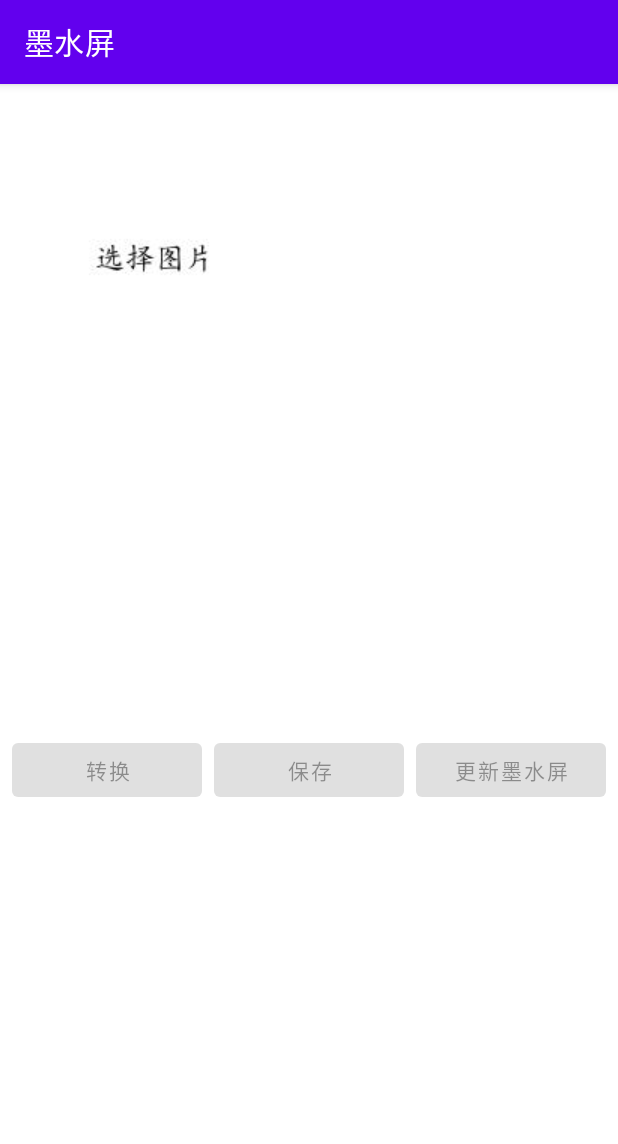
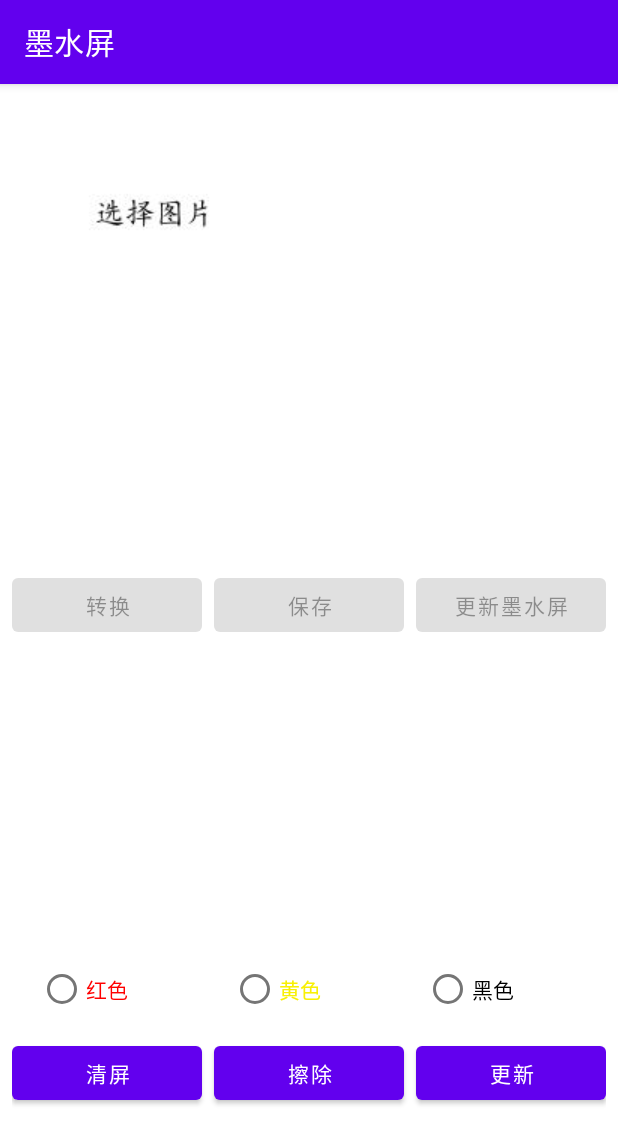
Before and after one commit to wei-ruitong/Epaper_android, an Android app: the screen it shows after launch (MainActivity), on a phone screen of 412 x 824 dp. Shown: the top 1144 px of the screen. Run offline under Robolectric (Android 15) with nearby library versions, the phone set to English and light mode, and no system bars; libraries missing offline, so code that uses them is left out: org.eclipse.paho, org.opencv.android, org.opencv.core, org.opencv.imgproc; 10 statements that could not run were skipped.

Commit message:
second commit

```diff
--- a/app/src/main/java/com/example/opencv_port/MainActivity.java
+++ b/app/src/main/java/com/example/opencv_port/MainActivity.java
@@ -40,10 +40,11 @@ import java.io.FileOutputStream;
 import java.io.IOException;
 
 public class MainActivity extends AppCompatActivity implements View.OnClickListener {
+//    TODO： 声明控件
     private Button convert_btn,update_btn,save_btn;
     private ImageButton imageButton;
     private static final String TAG = "MainActivity";
-    private ImageView imageView,imageView2,imageView3;
+    private ImageView imageView,imageView2,imageView3,imageView_cavas;
     private myMqtt mqtt;
     public static final int REQUEST_CODE_CHOOSE_IMAGE = 1;
     public static final int REQUEST_CODE_CROP_IMAGE = 2;
@@ -68,6 +69,7 @@ public class MainActivity extends AppCompatActivity implements View.OnClickListe
     }
     private void initComponent()
     {
+//        TODO :绑定控件
         convert_btn =findViewById((R.id.convert_btn));
         update_btn = findViewById(R.id.update_btn);
         save_btn = findViewById(R.id.save_btn);
@@ -75,6 +77,7 @@ public class MainActivity extends AppCompatActivity implements View.OnClickListe
         imageView =findViewById(R.id.imageview);
         imageView2 =findViewById(R.id.imageview2);
         imageView3 =findViewById(R.id.imageview3);
+        imageView_cavas = findViewById(R.id.cavas);
 
     }
     public void requestAllPower() {
--- a/app/src/main/res/layout/activity_main.xml
+++ b/app/src/main/res/layout/activity_main.xml
@@ -6,45 +6,45 @@
     android:layout_height="match_parent"
     tools:context=".MainActivity">
 <LinearLayout
-    android:layout_marginTop="15dp"
+    android:layout_marginTop="10dp"
     android:layout_width="match_parent"
     android:layout_height="match_parent"
     android:orientation="vertical">
 
     <LinearLayout
         android:layout_width="match_parent"
-        android:layout_height="200dp"
+        android:layout_height="150dp"
         android:orientation="horizontal">
         <ImageButton
             android:id="@+id/imageButton"
             android:layout_width="0dp"
             android:layout_weight="1"
             android:src="@drawable/b"
-            android:layout_height="200dp"
+            android:layout_height="150dp"
             />
         <ImageView
             android:id="@+id/imageview"
             android:layout_width="0dp"
             android:layout_weight="1"
-            android:layout_height="200dp"
+            android:layout_height="150dp"
            />
     </LinearLayout>
     <LinearLayout
-        android:layout_marginTop="10dp"
+        android:layout_marginTop="5dp"
         android:layout_width="match_parent"
-        android:layout_height="200dp"
+        android:layout_height="150dp"
         android:orientation="horizontal">
         <ImageView
             android:id="@+id/imageview2"
             android:layout_width="0dp"
             android:layout_weight="1"
-            android:layout_height="200dp"
+            android:layout_height="150dp"
             />
         <ImageView
             android:id="@+id/imageview3"
             android:layout_width="0dp"
             android:layout_weight="1"
-            android:layout_height="200dp"
+            android:layout_height="150dp"
             />
     </LinearLayout>
 <LinearLayout
@@ -81,10 +81,63 @@
         android:enabled="false"
         />
 </LinearLayout>
-
-
-
+<ImageView
+    android:id="@+id/cavas"
+    android:layout_width="match_parent"
+    android:layout_height="200dp"/>
+    <RadioGroup
+        android:layout_marginLeft="25dp"
+        android:layout_width="match_parent"
+        android:layout_height="wrap_content"
+        android:orientation="horizontal">
+<RadioButton
+    android:id="@+id/red_radio"
+    android:layout_width="0dp"
+    android:layout_weight="1"
+    android:layout_height="wrap_content"
+    android:text="红色"
+    android:textColor="#ff0000"/>
+<RadioButton
+    android:id="@+id/yellow_radio"
+    android:layout_width="0dp"
+    android:layout_weight="1"
+    android:layout_height="wrap_content"
+    android:text="黄色"
+    android:textColor="#f8f004"/>
+<RadioButton
+    android:id="@+id/black_radio"
+    android:layout_width="0dp"
+    android:layout_weight="1"
+    android:layout_height="wrap_content"
+    android:text="黑色"
+    android:textColor="#000000"/>
+    </RadioGroup>
+    <LinearLayout
+        android:layout_margin="8dp"
+        android:layout_width="match_parent"
+        android:layout_height="wrap_content"
+        android:orientation="horizontal">
+        <Button
+            android:id="@+id/clean"
+            android:layout_width="0dp"
+            android:layout_weight="1"
+            android:layout_height="wrap_content"
+            android:layout_marginRight="8dp"
+            android:text="清屏"/>
+        <Button
+            android:id="@+id/eraser"
+            android:layout_width="0dp"
+            android:layout_weight="1"
+            android:layout_height="wrap_content"
+            android:text="擦除"/>
+        <Button
+            android:id="@+id/update"
+            android:layout_width="0dp"
+            android:layout_weight="1"
+            android:layout_marginLeft="8dp"
+            android:layout_height="wrap_content"
+            android:text="更新"/>
+    </LinearLayout>
 </LinearLayout>
 
-
 </androidx.constraintlayout.widget.ConstraintLayout>
```
